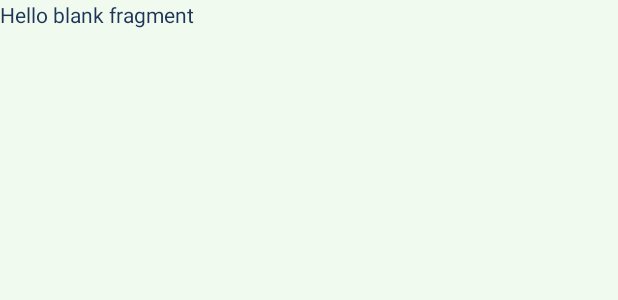
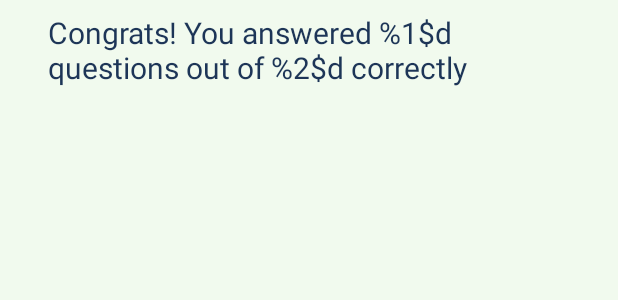
Before and after one commit to aleksandrakyc/kanji-learning-app, an Android app: the layout fragment_learning_stats.xml on its own in the app's theme, with its tools: preview values and no code run, on a phone screen of 412 x 824 dp. Shown: the top 300 px of the screen. Run offline under Robolectric (Android 15) with nearby library versions, the phone set to English and light mode, and no system bars; network calls fail.

Commit message:
stats + menu?

```diff
--- a/KanjiApp/app/src/main/java/pl/polsl/kanjiapp/views/CategoryList.java
+++ b/KanjiApp/app/src/main/java/pl/polsl/kanjiapp/views/CategoryList.java
@@ -50,6 +50,7 @@ public class CategoryList extends Fragment {
                              Bundle savedInstanceState) {
         // Inflate the layout for this fragment
         return inflater.inflate(R.layout.fragment_category_list, container, false);
+
     }
 
     @Override
--- a/KanjiApp/app/src/main/java/pl/polsl/kanjiapp/views/KanjiListView.java
+++ b/KanjiApp/app/src/main/java/pl/polsl/kanjiapp/views/KanjiListView.java
@@ -4,6 +4,8 @@ import android.os.Bundle;
 
 import androidx.annotation.NonNull;
 import androidx.annotation.Nullable;
+import androidx.appcompat.app.AppCompatActivity;
+import androidx.appcompat.widget.Toolbar;
 import androidx.fragment.app.Fragment;
 import androidx.navigation.Navigation;
 
@@ -40,6 +42,9 @@ public class KanjiListView extends Fragment {
             type = CategoryType.intToCategoryType(getArguments().getInt("categoryType"));
             Log.d("hewwo", "onCreate: "+mLevel);
         }
+        Toolbar myToolbar = (Toolbar) getView().findViewById(R.id.my_toolbar);
+        ((AppCompatActivity)getActivity()).setSupportActionBar(myToolbar);
+
     }
     @Override
     public View onCreateView(LayoutInflater inflater, ViewGroup container,
--- a/KanjiApp/app/src/main/res/layout/fragment_learn_options.xml
+++ b/KanjiApp/app/src/main/res/layout/fragment_learn_options.xml
@@ -43,7 +43,6 @@
         android:id="@+id/learnButton"
         android:layout_width="match_parent"
         android:layout_height="wrap_content"
-        android:layout_gravity="bottom"
         android:backgroundTint="@color/medium"
         android:text="Study!" />
 
--- a/KanjiApp/app/src/main/res/layout/fragment_learning_stats.xml
+++ b/KanjiApp/app/src/main/res/layout/fragment_learning_stats.xml
@@ -1,14 +1,20 @@
 <?xml version="1.0" encoding="utf-8"?>
-<FrameLayout xmlns:android="http://schemas.android.com/apk/res/android"
+<LinearLayout xmlns:android="http://schemas.android.com/apk/res/android"
     xmlns:tools="http://schemas.android.com/tools"
     android:layout_width="match_parent"
     android:layout_height="match_parent"
+    android:layout_marginStart="@dimen/margin_large"
+    android:layout_marginEnd="@dimen/margin_large"
+    android:layout_marginTop="@dimen/margin_small"
+    android:layout_marginBottom="@dimen/margin_small"
+    android:orientation="vertical"
     tools:context=".views.LearningStats">
 
-    <!-- TODO: Update blank fragment layout -->
     <TextView
-        android:layout_width="match_parent"
-        android:layout_height="match_parent"
-        android:text="@string/hello_blank_fragment" />
+        android:id="@+id/textViewStats"
+        android:layout_width="wrap_content"
+        android:layout_height="wrap_content"
+        android:textSize="20sp"
+        android:text="@string/stats1" />
 
-</FrameLayout>
+</LinearLayout>
--- a/KanjiApp/app/src/main/res/values/strings.xml
+++ b/KanjiApp/app/src/main/res/values/strings.xml
@@ -26,4 +26,5 @@
     <string name="questionNumber">1/10</string>
     <string name="button_check_answer">Check</string>
     <string name="questionType">Type on reading of kanji:</string>
+    <string name="stats1">Congrats! You answered %1$d questions out of %2$d correctly</string>
 </resources>
```
Also changed, not shown: KanjiApp/app/src/main/java/pl/polsl/kanjiapp/types/QuestionType.java (added, +14 -0 lines), KanjiApp/app/src/main/java/pl/polsl/kanjiapp/views/Learn.java (+9 -2 lines), KanjiApp/app/src/main/java/pl/polsl/kanjiapp/views/LearningStats.java (+14 -34 lines), KanjiApp/app/src/main/res/layout/fragment_category_list.xml (+18 -2 lines), KanjiApp/app/src/main/res/menu/menu.xml (added, +10 -0 lines).
